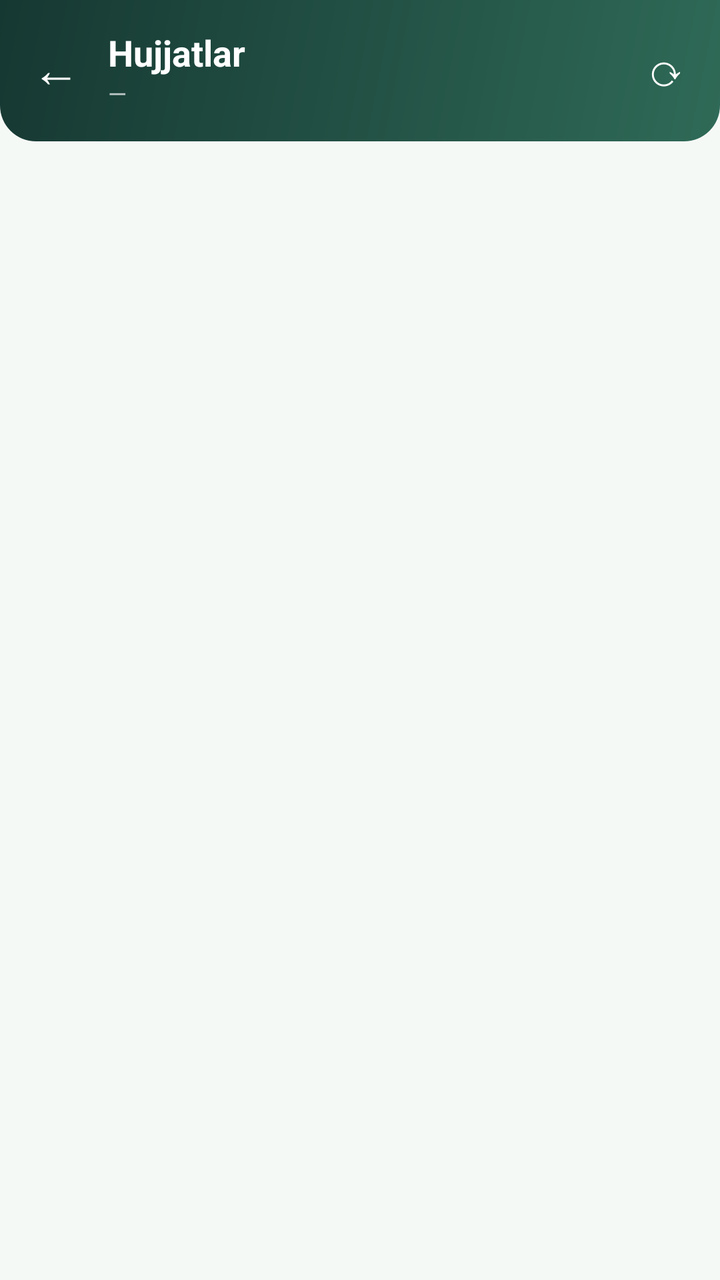
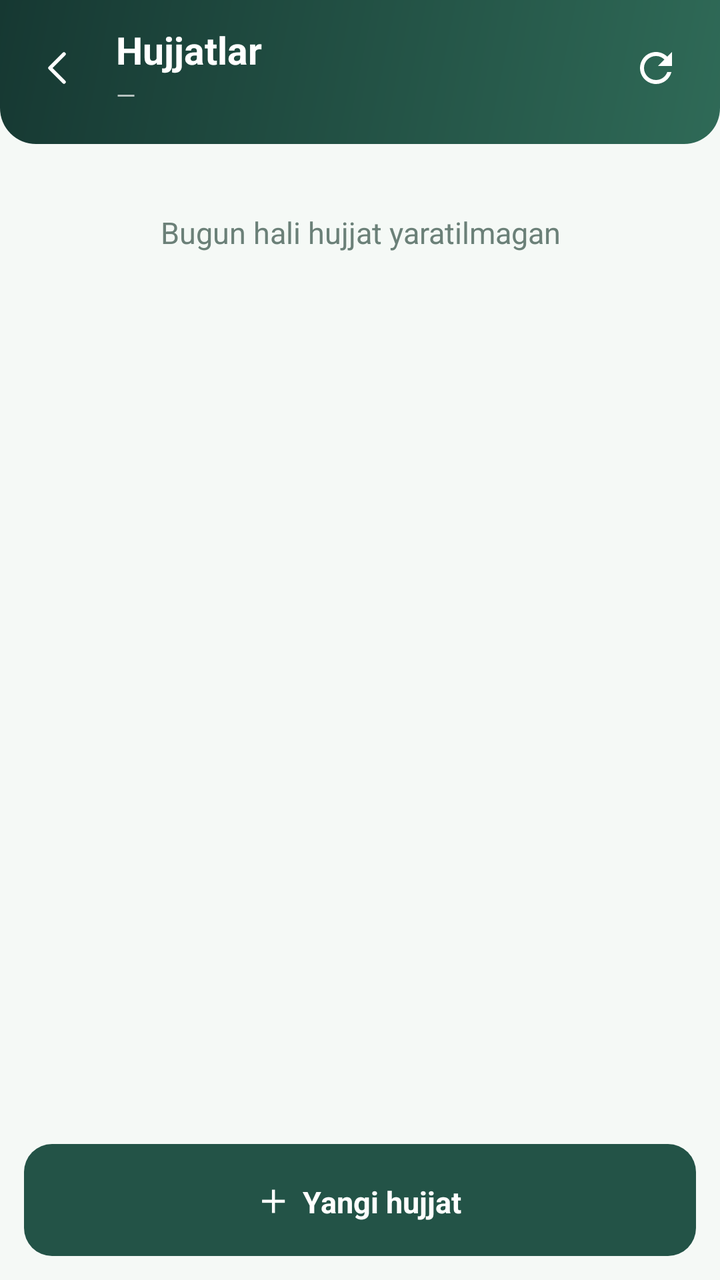

Screens rendered from an Android XML layout before and after an edit, with the pre-edit source and the edit as a unified diff.
<!-- AndroidManifest.xml: application theme Theme.SevimliTZD -->
<!-- res/layout/activity_documents.xml -->
<?xml version="1.0" encoding="utf-8"?>
<LinearLayout xmlns:android="http://schemas.android.com/apk/res/android"
    xmlns:app="http://schemas.android.com/apk/res-auto"
    android:layout_width="match_parent"
    android:layout_height="match_parent"
    android:orientation="vertical"
    android:background="@color/bg_light">

    <LinearLayout
        android:layout_width="match_parent"
        android:layout_height="wrap_content"
        android:orientation="horizontal"
        android:gravity="center_vertical"
        android:background="@drawable/bg_header"
        android:paddingStart="16dp"
        android:paddingEnd="16dp"
        android:paddingTop="14dp"
        android:paddingBottom="16dp">

        <TextView
            android:id="@+id/btnBack"
            android:layout_width="wrap_content"
            android:layout_height="wrap_content"
            android:text="←"
            android:textColor="@color/white"
            android:textSize="24sp"
            android:paddingEnd="14dp" />

        <LinearLayout
            android:layout_width="0dp"
            android:layout_height="wrap_content"
            android:layout_weight="1"
            android:orientation="vertical">

            <TextView
                android:id="@+id/headerTitle"
                android:layout_width="wrap_content"
                android:layout_height="wrap_content"
                android:text="Hujjatlar"
                android:textColor="@color/white"
                android:textSize="18sp"
                android:textStyle="bold" />

            <TextView
                android:id="@+id/headerDate"
                android:layout_width="wrap_content"
                android:layout_height="wrap_content"
                android:text="—"
                android:textColor="@color/white70"
                android:textSize="12sp" />
        </LinearLayout>

        <TextView
            android:id="@+id/btnRefresh"
            android:layout_width="wrap_content"
            android:layout_height="wrap_content"
            android:text="⟳"
            android:textColor="@color/white"
            android:textSize="22sp" />
    </LinearLayout>

    <ProgressBar
        android:id="@+id/loading"
        android:layout_width="30dp"
        android:layout_height="30dp"
        android:layout_gravity="center_horizontal"
        android:layout_marginTop="20dp"
        android:indeterminateTint="@color/brand"
        android:visibility="gone" />

    <TextView
        android:id="@+id/emptyHint"
        android:layout_width="match_parent"
        android:layout_height="wrap_content"
        android:gravity="center"
        android:padding="40dp"
        android:text="Bugun hali hujjat yaratilmagan"
        android:textColor="@color/text_gray"
        android:textSize="15sp"
        android:visibility="gone" />

    <ScrollView
        android:layout_width="match_parent"
        android:layout_height="0dp"
        android:layout_weight="1"
        android:overScrollMode="never">

        <LinearLayout
            android:id="@+id/list"
            android:layout_width="match_parent"
            android:layout_height="wrap_content"
            android:orientation="vertical"
            android:padding="12dp" />
    </ScrollView>

    <LinearLayout
        android:id="@+id/btnNew"
        android:layout_width="match_parent"
        android:layout_height="wrap_content"
        android:layout_margin="14dp"
        android:orientation="horizontal"
        android:gravity="center"
        android:background="@drawable/bg_action"
        android:clickable="true"
        android:focusable="true"
        android:paddingTop="15dp"
        android:paddingBottom="15dp"
        android:visibility="gone">

        <TextView
            android:id="@+id/btnNewText"
            android:layout_width="wrap_content"
            android:layout_height="wrap_content"
            android:text="＋  Yangi hujjat"
            android:textColor="@color/brand_dark"
            android:textSize="15sp"
            android:textStyle="bold" />
    </LinearLayout>
</LinearLayout>
<!-- resources referenced by this layout -->
<resources>
  <color name="bg_light">#F5F9F6</color>
  <color name="brand">#235347</color>
  <color name="brand_dark">#163832</color>
  <color name="text_gray">#6B8078</color>
  <color name="white">#FFFFFF</color>
  <color name="white70">#B3FFFFFF</color>
  <!-- drawable bg_action (drawable) -->
  <ripple xmlns:android="http://schemas.android.com/apk/res/android" android:color="#33820000">
      <item>
          <shape android:shape="rectangle">
              <solid android:color="@color/brand_tint" />
              <corners android:radius="16dp" />
          </shape>
      </item>
  </ripple>
  <!-- drawable bg_header (drawable) -->
  <?xml version="1.0" encoding="utf-8"?>
  <shape xmlns:android="http://schemas.android.com/apk/res/android"
      android:shape="rectangle">
      <gradient
          android:angle="135"
          android:startColor="@color/brand_soft"
          android:endColor="@color/brand_dark" />
      <corners
          android:bottomLeftRadius="18dp"
          android:bottomRightRadius="18dp" />
  </shape>
  <style name="Theme.SevimliTZD" parent="Theme.Material3.Light.NoActionBar">
          <item name="colorPrimary">@color/brand</item>
          <item name="colorOnPrimary">@color/white</item>
          <item name="android:statusBarColor">@color/brand_dark</item>
          <item name="android:windowBackground">@color/bg_light</item>
          
          <item name="android:alertDialogTheme">@style/JamlovDialog</item>
      </style>
  <color name="brand_tint">#DAF1DE</color>
  <color name="brand_soft">#2F6A57</color>
  <!-- drawable j_dialog_bg (drawable) -->
  <?xml version="1.0" encoding="utf-8"?>
  <shape xmlns:android="http://schemas.android.com/apk/res/android" android:shape="rectangle">
      <solid android:color="@color/white"/>
      <corners android:radius="20dp"/>
  </shape>
  <color name="text_dark">#051F20</color>
  <style name="JamlovDialogTitle" parent="android:TextAppearance.Material.DialogWindowTitle">
          <item name="android:textSize">19sp</item>
          <item name="android:textStyle">bold</item>
          <item name="android:textColor">@color/text_dark</item>
      </style>
  <style name="JamlovDialogBtn" parent="android:Widget.Material.Button.Borderless.Colored">
          <item name="android:textColor">@color/brand</item>
          <item name="android:textSize">16sp</item>
          <item name="android:textStyle">bold</item>
          <item name="android:textAllCaps">false</item>
          <item name="android:minHeight">52dp</item>
          <item name="android:minWidth">92dp</item>
      </style>
  <!-- unchanged entries left out for length: 1 -->
</resources>

<!-- the commit's change to res/layout/activity_documents.xml (unified diff, before → after) -->
@@ -12,51 +12,49 @@
         android:orientation="horizontal"
         android:gravity="center_vertical"
         android:background="@drawable/bg_header"
-        android:paddingStart="16dp"
-        android:paddingEnd="16dp"
-        android:paddingTop="14dp"
-        android:paddingBottom="16dp">
+        android:paddingStart="6dp"
+        android:paddingEnd="8dp"
+        android:paddingTop="10dp"
+        android:paddingBottom="14dp">
 
-        <TextView
+        <ImageView
             android:id="@+id/btnBack"
-            android:layout_width="wrap_content"
-            android:layout_height="wrap_content"
-            android:text="←"
-            android:textColor="@color/white"
-            android:textSize="24sp"
-            android:paddingEnd="14dp" />
+            android:layout_width="48dp"
+            android:layout_height="48dp"
+            android:padding="12dp"
+            android:src="@drawable/j_ic_back"
+            app:tint="@color/white"
+            android:background="?attr/selectableItemBackgroundBorderless"
+            android:contentDescription="Orqaga" />
 
         <LinearLayout
             android:layout_width="0dp"
             android:layout_height="wrap_content"
             android:layout_weight="1"
+            android:layout_marginStart="4dp"
             android:orientation="vertical">
 
             <TextView
                 android:id="@+id/headerTitle"
-                android:layout_width="wrap_content"
-                android:layout_height="wrap_content"
-                android:text="Hujjatlar"
-                android:textColor="@color/white"
-                android:textSize="18sp"
-                android:textStyle="bold" />
+                style="@style/J.HeadTitle"
+                android:text="Hujjatlar" />
 
             <TextView
                 android:id="@+id/headerDate"
-                android:layout_width="wrap_content"
-                android:layout_height="wrap_content"
-                android:text="—"
-                android:textColor="@color/white70"
-                android:textSize="12sp" />
+                style="@style/J.HeadSub"
+                android:layout_marginTop="1dp"
+                android:text="—" />
         </LinearLayout>
 
-        <TextView
+        <ImageView
             android:id="@+id/btnRefresh"
-            android:layout_width="wrap_content"
-            android:layout_height="wrap_content"
-            android:text="⟳"
-            android:textColor="@color/white"
-            android:textSize="22sp" />
+            android:layout_width="48dp"
+            android:layout_height="48dp"
+            android:padding="12dp"
+            android:src="@drawable/ic_refresh"
+            app:tint="@color/white"
+            android:background="?attr/selectableItemBackgroundBorderless"
+            android:contentDescription="Yangilash" />
     </LinearLayout>
 
     <ProgressBar
@@ -64,7 +62,7 @@
         android:layout_width="30dp"
         android:layout_height="30dp"
         android:layout_gravity="center_horizontal"
-        android:layout_marginTop="20dp"
+        android:layout_margin="12dp"
         android:indeterminateTint="@color/brand"
         android:visibility="gone" />
 
@@ -73,11 +71,10 @@
         android:layout_width="match_parent"
         android:layout_height="wrap_content"
         android:gravity="center"
-        android:padding="40dp"
+        android:padding="34dp"
         android:text="Bugun hali hujjat yaratilmagan"
         android:textColor="@color/text_gray"
-        android:textSize="15sp"
-        android:visibility="gone" />
+        android:textSize="15sp" />
 
     <ScrollView
         android:layout_width="match_parent"
@@ -90,30 +87,39 @@
             android:layout_width="match_parent"
             android:layout_height="wrap_content"
             android:orientation="vertical"
-            android:padding="12dp" />
+            android:paddingStart="14dp"
+            android:paddingEnd="14dp"
+            android:paddingBottom="14dp" />
     </ScrollView>
 
     <LinearLayout
-        android:id="@+id/btnNew"
         android:layout_width="match_parent"
         android:layout_height="wrap_content"
-        android:layout_margin="14dp"
         android:orientation="horizontal"
-        android:gravity="center"
-        android:background="@drawable/bg_action"
-        android:clickable="true"
-        android:focusable="true"
-        android:paddingTop="15dp"
-        android:paddingBottom="15dp"
-        android:visibility="gone">
+        android:layout_marginStart="12dp"
+        android:layout_marginEnd="12dp"
+        android:layout_marginTop="8dp"
+        android:layout_marginBottom="12dp">
 
-        <TextView
-            android:id="@+id/btnNewText"
-            android:layout_width="wrap_content"
-            android:layout_height="wrap_content"
-            android:text="＋  Yangi hujjat"
-            android:textColor="@color/brand_dark"
-            android:textSize="15sp"
-            android:textStyle="bold" />
+        <LinearLayout
+            android:id="@+id/btnNew"
+            android:layout_width="0dp"
+            android:layout_height="56dp"
+            android:layout_weight="1"
+            android:orientation="horizontal"
+            android:gravity="center"
+            android:background="@drawable/j_btn_primary"
+            android:clickable="true"
+            android:focusable="true">
+
+            <TextView
+                android:id="@+id/btnNewText"
+                android:layout_width="wrap_content"
+                android:layout_height="wrap_content"
+                android:text="＋  Yangi hujjat"
+                android:textColor="@color/white"
+                android:textSize="15sp"
+                android:textStyle="bold" />
+        </LinearLayout>
     </LinearLayout>
 </LinearLayout>
<!-- resource entries referenced after the edit -->
@@ -6,15 +6,6 @@
   <color name="text_gray">#6B8078</color>
   <color name="white">#FFFFFF</color>
   <color name="white70">#B3FFFFFF</color>
-  <!-- drawable bg_action (drawable) -->
-  <ripple xmlns:android="http://schemas.android.com/apk/res/android" android:color="#33820000">
-      <item>
-          <shape android:shape="rectangle">
-              <solid android:color="@color/brand_tint" />
-              <corners android:radius="16dp" />
-          </shape>
-      </item>
-  </ripple>
   <!-- drawable bg_header (drawable) -->
   <?xml version="1.0" encoding="utf-8"?>
   <shape xmlns:android="http://schemas.android.com/apk/res/android"
@@ -27,6 +18,42 @@
           android:bottomLeftRadius="18dp"
           android:bottomRightRadius="18dp" />
   </shape>
+  <!-- drawable ic_refresh (drawable) -->
+  <vector xmlns:android="http://schemas.android.com/apk/res/android"
+      android:width="24dp"
+      android:height="24dp"
+      android:viewportWidth="24"
+      android:viewportHeight="24">
+      <path
+          android:fillColor="#FFFFFF"
+          android:pathData="M17.65,6.35C16.2,4.9 14.21,4 12,4c-4.42,0 -7.99,3.58 -7.99,8s3.57,8 7.99,8c3.73,0 6.84,-2.55 7.73,-6h-2.08c-0.82,2.33 -3.04,4 -5.65,4 -3.31,0 -6,-2.69 -6,-6s2.69,-6 6,-6c1.66,0 3.14,0.69 4.22,1.78L13,11h7V4l-2.35,2.35z" />
+  </vector>
+  <!-- drawable j_btn_primary (drawable) -->
+  <?xml version="1.0" encoding="utf-8"?>
+  <shape xmlns:android="http://schemas.android.com/apk/res/android" android:shape="rectangle">
+      <solid android:color="@color/brand"/>
+      <corners android:radius="14dp"/>
+  </shape>
+  <!-- drawable j_ic_back (drawable) -->
+  <vector xmlns:android="http://schemas.android.com/apk/res/android"
+      android:width="24dp" android:height="24dp"
+      android:viewportWidth="24" android:viewportHeight="24"
+      android:tint="@color/brand">
+      <path android:pathData="M14,5 L7,12 L14,19" android:strokeColor="#FF000000" android:strokeWidth="1.8" android:strokeLineCap="round" android:strokeLineJoin="round" android:fillColor="#00000000"/>
+  </vector>
+  <style name="J.HeadSub" parent="">
+          <item name="android:layout_width">wrap_content</item>
+          <item name="android:layout_height">wrap_content</item>
+          <item name="android:textSize">12.5sp</item>
+          <item name="android:textColor">@color/white70</item>
+      </style>
+  <style name="J.HeadTitle" parent="">
+          <item name="android:layout_width">wrap_content</item>
+          <item name="android:layout_height">wrap_content</item>
+          <item name="android:textSize">19sp</item>
+          <item name="android:textStyle">bold</item>
+          <item name="android:textColor">@color/white</item>
+      </style>
   <style name="Theme.SevimliTZD" parent="Theme.Material3.Light.NoActionBar">
           <item name="colorPrimary">@color/brand</item>
           <item name="colorOnPrimary">@color/white</item>
@@ -35,7 +62,6 @@
           
           <item name="android:alertDialogTheme">@style/JamlovDialog</item>
       </style>
-  <color name="brand_tint">#DAF1DE</color>
   <color name="brand_soft">#2F6A57</color>
   <!-- drawable j_dialog_bg (drawable) -->
   <?xml version="1.0" encoding="utf-8"?>
